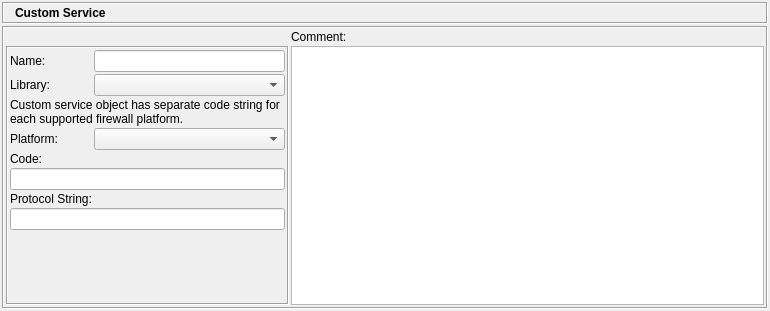
fwbuilder/fwbuilder, file src/gui/customservicedialog_q.ui: the form before one commit.
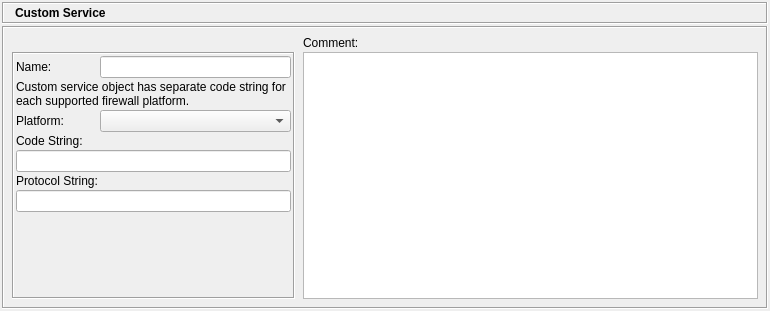
The form after the commit. Icons and pictures are not drawn.

Commit message: Removed "Library" from all object dialogs; some dialogs tidying

The edit to the form file:
```diff
--- a/src/gui/customservicedialog_q.ui
+++ b/src/gui/customservicedialog_q.ui
@@ -138,19 +138,19 @@
        </property>
        <layout class="QGridLayout" >
         <property name="leftMargin" >
-         <number>2</number>
+         <number>8</number>
         </property>
         <property name="topMargin" >
-         <number>2</number>
+         <number>8</number>
         </property>
         <property name="rightMargin" >
-         <number>2</number>
+         <number>8</number>
         </property>
         <property name="bottomMargin" >
-         <number>2</number>
+         <number>8</number>
         </property>
         <property name="horizontalSpacing" >
-         <number>2</number>
+         <number>8</number>
         </property>
         <property name="verticalSpacing" >
          <number>2</number>
@@ -174,24 +174,6 @@
            <enum>QFrame::Sunken</enum>
           </property>
           <layout class="QGridLayout" >
-           <property name="leftMargin" >
-            <number>2</number>
-           </property>
-           <property name="topMargin" >
-            <number>2</number>
-           </property>
-           <property name="rightMargin" >
-            <number>2</number>
-           </property>
-           <property name="bottomMargin" >
-            <number>2</number>
-           </property>
-           <property name="horizontalSpacing" >
-            <number>2</number>
-           </property>
-           <property name="verticalSpacing" >
-            <number>2</number>
-           </property>
            <item row="0" column="0" >
             <widget class="QLabel" name="textLabel1" >
              <property name="text" >
@@ -210,29 +192,15 @@
                <verstretch>0</verstretch>
               </sizepolicy>
              </property>
-            </widget>
-           </item>
-           <item row="1" column="0" >
-            <widget class="QLabel" name="textLabel1_2" >
-             <property name="text" >
-              <string>Library:</string>
+             <property name="minimumSize" >
+              <size>
+               <width>130</width>
+               <height>0</height>
+              </size>
              </property>
-             <property name="wordWrap" >
-              <bool>false</bool>
-             </property>
             </widget>
            </item>
-           <item row="1" column="1" >
-            <widget class="QComboBox" name="libs" >
-             <property name="sizePolicy" >
-              <sizepolicy vsizetype="Fixed" hsizetype="Preferred" >
-               <horstretch>0</horstretch>
-               <verstretch>0</verstretch>
-              </sizepolicy>
-             </property>
-            </widget>
-           </item>
-           <item row="2" column="0" colspan="2" >
+           <item row="1" column="0" colspan="2" >
             <widget class="QLabel" name="textLabel2_2" >
              <property name="sizePolicy" >
               <sizepolicy vsizetype="Fixed" hsizetype="Expanding" >
@@ -263,7 +231,7 @@
              </property>
             </widget>
            </item>
-           <item row="3" column="0" >
+           <item row="2" column="0" >
             <widget class="QLabel" name="textLabel3" >
              <property name="text" >
               <string>Platform:</string>
@@ -273,24 +241,24 @@
              </property>
             </widget>
            </item>
-           <item row="3" column="1" >
+           <item row="2" column="1" >
             <widget class="QComboBox" name="platform" />
            </item>
-           <item row="4" column="0" colspan="2" >
+           <item row="3" column="0" colspan="2" >
             <widget class="QLabel" name="textLabel1_3" >
              <property name="text" >
-              <string>Code:</string>
+              <string>Code String:</string>
              </property>
              <property name="wordWrap" >
               <bool>false</bool>
              </property>
             </widget>
            </item>
-           <item row="5" column="0" colspan="2" >
+           <item row="4" column="0" colspan="2" >
             <widget class="QLineEdit" name="code" >
              <property name="minimumSize" >
               <size>
-               <width>250</width>
+               <width>200</width>
                <height>0</height>
               </size>
              </property>
@@ -299,7 +267,17 @@
              </property>
             </widget>
            </item>
-           <item row="8" column="1" >
+           <item row="5" column="0" >
+            <widget class="QLabel" name="protocol_string_label" >
+             <property name="text" >
+              <string>Protocol String:</string>
+             </property>
+            </widget>
+           </item>
+           <item row="6" column="0" colspan="2" >
+            <widget class="QLineEdit" name="protocol_string" />
+           </item>
+           <item row="7" column="1" >
             <spacer>
              <property name="orientation" >
               <enum>Qt::Vertical</enum>
@@ -315,16 +293,6 @@
              </property>
             </spacer>
            </item>
-           <item row="6" column="0" >
-            <widget class="QLabel" name="protocol_string_label" >
-             <property name="text" >
-              <string>Protocol String:</string>
-             </property>
-            </widget>
-           </item>
-           <item row="7" column="0" colspan="2" >
-            <widget class="QLineEdit" name="protocol_string" />
-           </item>
           </layout>
          </widget>
         </item>
```
Left out of the diff: 33 changed lines with no effect on the pictures. The commit also changes 41 other files.
